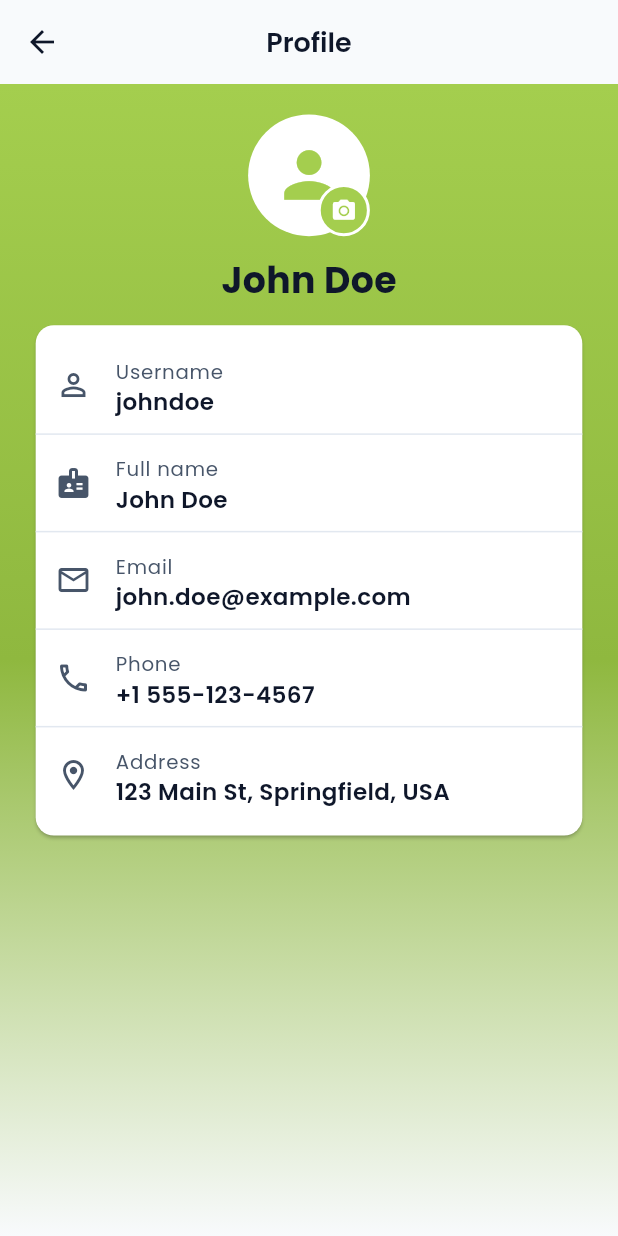
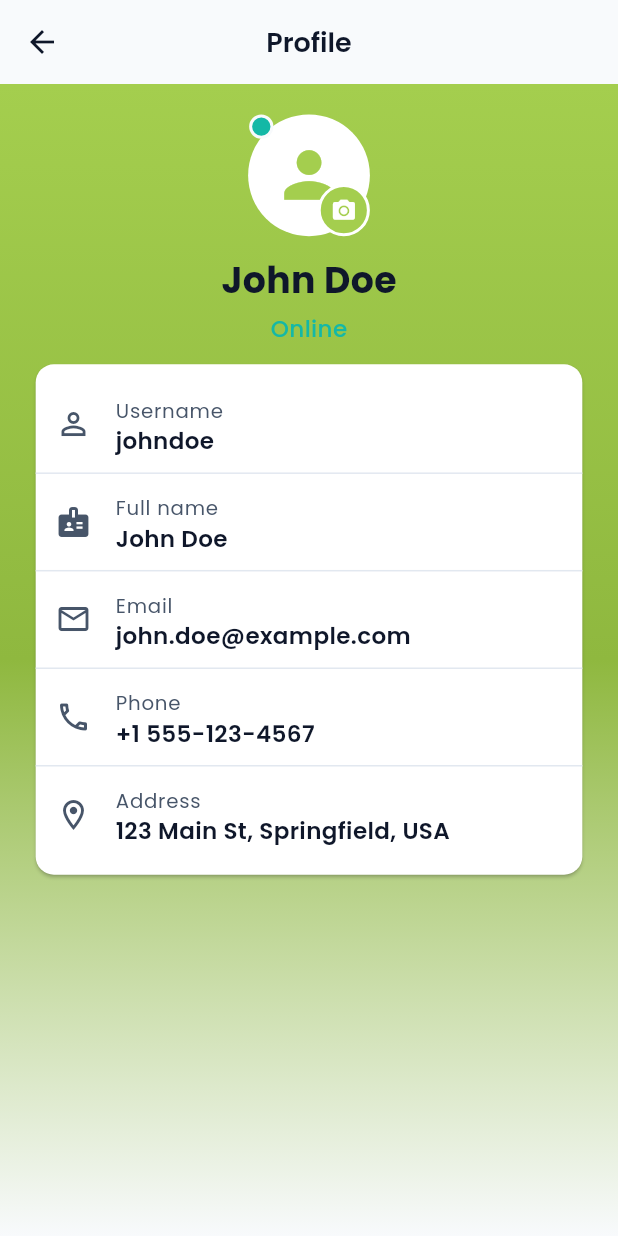
Before and after one commit to abhipawar2004/newMyRidez, a Flutter app: the ProfileScreen screen opened directly, on a phone screen of 412 x 824 dp. Run offline on Flutter 3.47's test engine with Material 3 defaults, Android fonts, the light colour scheme and no system bars; our stand-ins replace country_picker, flutter_screenutil, geolocator, get, google_fonts, google_maps_flutter; network calls fail.

Commit message:
Refactor color management across multiple screens to use AppColors

```diff
--- a/lib/screen/Authentication/BottomNavigationBar/profile_screen.dart
+++ b/lib/screen/Authentication/BottomNavigationBar/profile_screen.dart
@@ -53,6 +53,7 @@ Widget _infoTile(IconData icon, String label, String value) {
 
 class _ProfileScreenState extends State<ProfileScreen> {
   late Future<User> _userFuture;
+  String _userStatus = 'online'; // online, offline, busy
 
   @override
   void initState() {
@@ -146,6 +147,26 @@ class _ProfileScreenState extends State<ProfileScreen> {
                                 ),
                               ),
                             ),
+                            Positioned(
+                              left: 0,
+                              top: 0,
+                              child: Container(
+                                width: 16.w,
+                                height: 16.h,
+                                decoration: BoxDecoration(
+                                  color: _userStatus == 'online'
+                                      ? AppColors.online
+                                      : _userStatus == 'busy'
+                                      ? AppColors.busy
+                                      : AppColors.offline,
+                                  shape: BoxShape.circle,
+                                  border: Border.all(
+                                    color: AppColors.scaffoldBackground,
+                                    width: 2,
+                                  ),
+                                ),
+                              ),
+                            ),
                           ],
                         ),
                         SizedBox(height: 12.h),
@@ -155,6 +176,23 @@ class _ProfileScreenState extends State<ProfileScreen> {
                             fontSize: 22.sp,
                             fontWeight: FontWeight.w700,
                             color: AppColors.textPrimary,
+                          ),
+                        ),
+                        SizedBox(height: 4.h),
+                        Text(
+                          _userStatus == 'online'
+                              ? 'Online'
+                              : _userStatus == 'busy'
+                              ? 'Busy'
+                              : 'Offline',
+                          style: GoogleFonts.poppins(
+                            fontSize: 14.sp,
+                            color: _userStatus == 'online'
+                                ? AppColors.online
+                                : _userStatus == 'busy'
+                                ? AppColors.busy
+                                : AppColors.offline,
+                            fontWeight: FontWeight.w500,
                           ),
                         ),
                         SizedBox(height: 8.h),
--- a/lib/screen/drawer_screen.dart
+++ b/lib/screen/drawer_screen.dart
@@ -1,6 +1,7 @@
 import 'package:flutter/material.dart';
 import 'package:get/get.dart';
 import 'package:google_fonts/google_fonts.dart';
+import 'package:ride_app/core/theme/app_colors.dart';
 import 'package:ride_app/screen/address_screen.dart';
 import 'Authentication/BottomNavigationBar/profile_screen.dart';
 
@@ -158,7 +159,7 @@ class AppDrawer extends StatelessWidget {
       shape: RoundedRectangleBorder(borderRadius: BorderRadius.circular(12)),
       child: Container(
         decoration: BoxDecoration(
-          color: Colors.white.withOpacity(0.1),
+          color: AppColors.overlay,
           borderRadius: BorderRadius.circular(12),
           border: Border.all(color: Colors.white.withOpacity(0.2), width: 1),
         ),
@@ -184,7 +185,7 @@ class AppDrawer extends StatelessWidget {
       shape: RoundedRectangleBorder(borderRadius: BorderRadius.circular(12)),
       child: Container(
         decoration: BoxDecoration(
-          color: Colors.white.withOpacity(0.1),
+          color: AppColors.overlay,
           borderRadius: BorderRadius.circular(12),
           border: Border.all(color: Colors.white.withOpacity(0.2), width: 1),
         ),
```
Also changed, not shown: lib/screen/Authentication/BottomNavigationBar/driver_found_screen.dart (+11 -8 lines), lib/screen/Authentication/BottomNavigationBar/ride_booking_screen.dart (+4 -4 lines), lib/screen/map_selection_screen.dart (+5 -11 lines), lib/screen/rides_screen.dart (+11 -8 lines), lib/screen/select_route.dart (+14 -10 lines).
